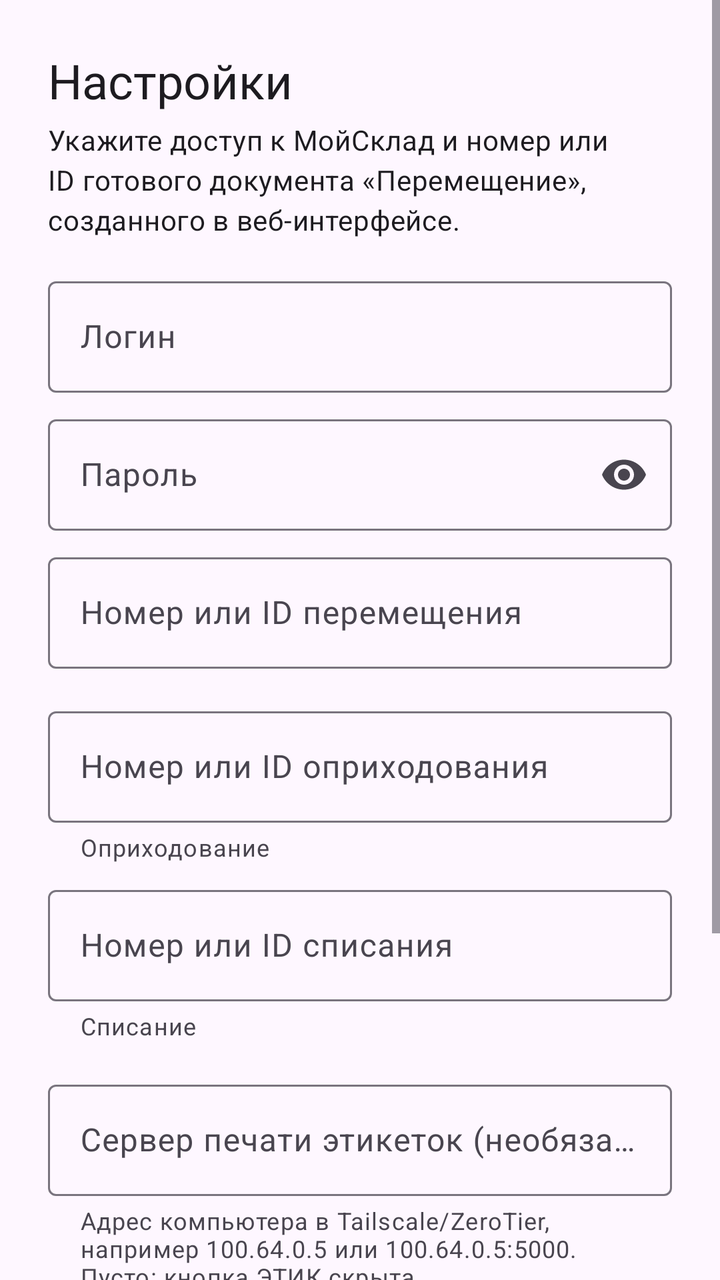
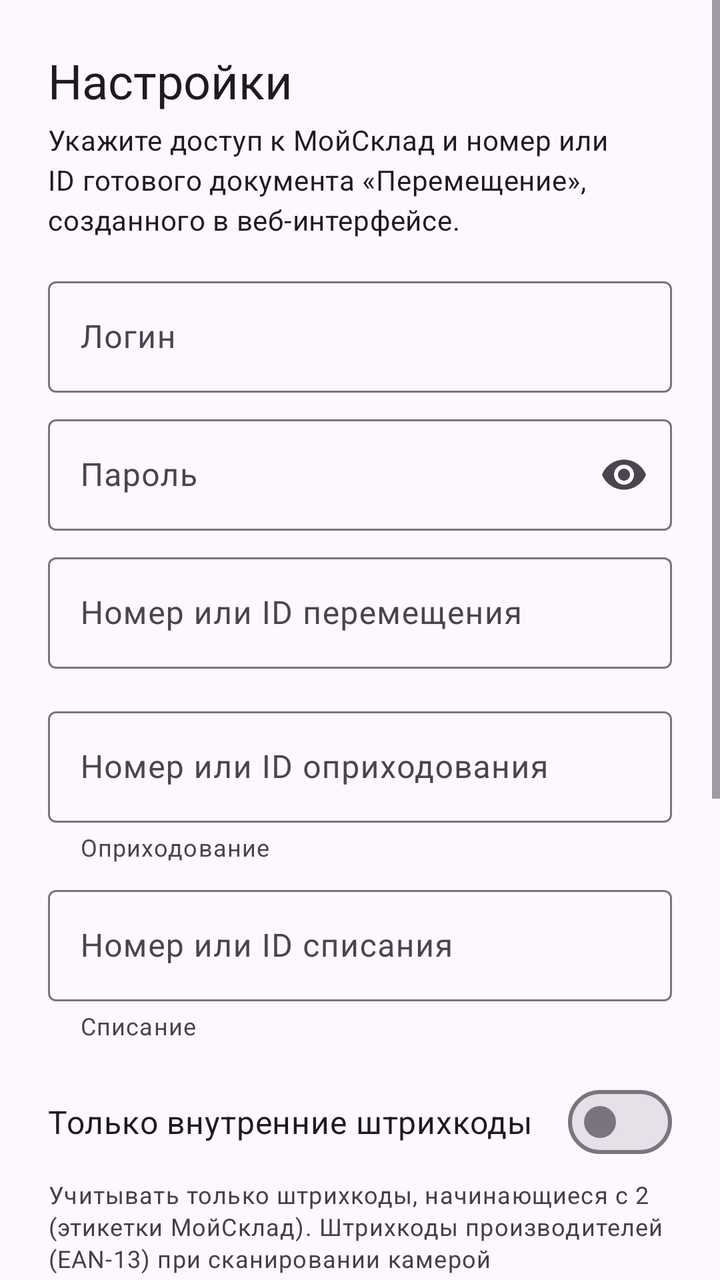

Compare the two renders of this Android layout. The source of the first and the diff that turns it into the second are given below.
<!-- AndroidManifest.xml: application theme Theme.MSklad -->
<!-- res/layout/activity_settings.xml -->
<?xml version="1.0" encoding="utf-8"?>
<ScrollView xmlns:android="http://schemas.android.com/apk/res/android"
    xmlns:app="http://schemas.android.com/apk/res-auto"
    android:layout_width="match_parent"
    android:layout_height="match_parent"
    android:fillViewport="true">

    <LinearLayout
        android:layout_width="match_parent"
        android:layout_height="wrap_content"
        android:orientation="vertical"
        android:padding="24dp">

        <TextView
            android:layout_width="match_parent"
            android:layout_height="wrap_content"
            android:layout_marginBottom="4dp"
            android:text="@string/settings_title"
            android:textAppearance="?attr/textAppearanceHeadlineSmall" />

        <TextView
            android:layout_width="match_parent"
            android:layout_height="wrap_content"
            android:layout_marginBottom="16dp"
            android:text="@string/settings_hint"
            android:textAppearance="?attr/textAppearanceBodyMedium" />

        <com.google.android.material.textfield.TextInputLayout
            android:id="@+id/loginLayout"
            android:layout_width="match_parent"
            android:layout_height="wrap_content"
            android:layout_marginBottom="8dp"
            android:hint="@string/login">

            <com.google.android.material.textfield.TextInputEditText
                android:id="@+id/loginEdit"
                android:layout_width="match_parent"
                android:layout_height="wrap_content"
                android:inputType="textEmailAddress"
                android:singleLine="true" />
        </com.google.android.material.textfield.TextInputLayout>

        <com.google.android.material.textfield.TextInputLayout
            android:id="@+id/passwordLayout"
            android:layout_width="match_parent"
            android:layout_height="wrap_content"
            android:layout_marginBottom="8dp"
            android:hint="@string/password"
            app:endIconMode="password_toggle">

            <com.google.android.material.textfield.TextInputEditText
                android:id="@+id/passwordEdit"
                android:layout_width="match_parent"
                android:layout_height="wrap_content"
                android:inputType="textPassword"
                android:singleLine="true" />
        </com.google.android.material.textfield.TextInputLayout>

        <com.google.android.material.textfield.TextInputLayout
            android:id="@+id/moveLayout"
            android:layout_width="match_parent"
            android:layout_height="wrap_content"
            android:layout_marginBottom="16dp"
            android:hint="@string/move_number_or_id">

            <com.google.android.material.textfield.TextInputEditText
                android:id="@+id/moveEdit"
                android:layout_width="match_parent"
                android:layout_height="wrap_content"
                android:inputType="text"
                android:singleLine="true" />
        </com.google.android.material.textfield.TextInputLayout>

        <com.google.android.material.textfield.TextInputLayout
            android:id="@+id/supplyLayout"
            android:layout_width="match_parent"
            android:layout_height="wrap_content"
            android:layout_marginBottom="8dp"
            android:hint="@string/supply_number_or_id"
            app:helperText="@string/doc_supply_title"
            app:helperTextEnabled="true">

            <com.google.android.material.textfield.TextInputEditText
                android:id="@+id/supplyEdit"
                android:layout_width="match_parent"
                android:layout_height="wrap_content"
                android:inputType="text"
                android:singleLine="true" />
        </com.google.android.material.textfield.TextInputLayout>

        <com.google.android.material.textfield.TextInputLayout
            android:id="@+id/lossLayout"
            android:layout_width="match_parent"
            android:layout_height="wrap_content"
            android:layout_marginBottom="16dp"
            android:hint="@string/loss_number_or_id"
            app:helperText="@string/doc_loss_title"
            app:helperTextEnabled="true">

            <com.google.android.material.textfield.TextInputEditText
                android:id="@+id/lossEdit"
                android:layout_width="match_parent"
                android:layout_height="wrap_content"
                android:inputType="text"
                android:singleLine="true" />
        </com.google.android.material.textfield.TextInputLayout>

        <com.google.android.material.textfield.TextInputLayout
            android:id="@+id/printServerLayout"
            android:layout_width="match_parent"
            android:layout_height="wrap_content"
            android:layout_marginBottom="16dp"
            android:hint="@string/print_server_hint"
            app:helperText="@string/print_server_helper"
            app:helperTextEnabled="true">

            <com.google.android.material.textfield.TextInputEditText
                android:id="@+id/printServerEdit"
                android:layout_width="match_parent"
                android:layout_height="wrap_content"
                android:inputType="textUri"
                android:singleLine="true" />
        </com.google.android.material.textfield.TextInputLayout>

        <Button
            android:id="@+id/startButton"
            android:layout_width="match_parent"
            android:layout_height="56dp"
            android:text="@string/start" />

        <com.google.android.material.button.MaterialButton
            android:id="@+id/offlineSyncButton"
            style="?attr/materialButtonOutlinedStyle"
            android:layout_width="match_parent"
            android:layout_height="56dp"
            android:layout_marginTop="12dp"
            android:text="@string/offline_sync_button" />

        <TextView
            android:id="@+id/offlineText"
            android:layout_width="match_parent"
            android:layout_height="wrap_content"
            android:layout_marginTop="8dp"
            android:text="@string/offline_empty"
            android:textAppearance="?attr/textAppearanceBodyMedium"
            android:textColor="@color/text_secondary" />

        <ProgressBar
            android:id="@+id/offlineProgress"
            style="?android:attr/progressBarStyle"
            android:layout_width="wrap_content"
            android:layout_height="wrap_content"
            android:layout_gravity="center_horizontal"
            android:layout_marginTop="8dp"
            android:visibility="gone" />

        <ProgressBar
            android:id="@+id/progress"
            style="?android:attr/progressBarStyle"
            android:layout_width="wrap_content"
            android:layout_height="wrap_content"
            android:layout_gravity="center_horizontal"
            android:layout_marginTop="16dp"
            android:visibility="gone" />

        <TextView
            android:id="@+id/errorText"
            android:layout_width="match_parent"
            android:layout_height="wrap_content"
            android:layout_marginTop="16dp"
            android:textColor="@color/error_red"
            android:textAppearance="?attr/textAppearanceBodyLarge"
            android:visibility="gone" />

        <TextView
            android:id="@+id/versionText"
            android:layout_width="match_parent"
            android:layout_height="wrap_content"
            android:layout_marginTop="24dp"
            android:gravity="center"
            android:textAppearance="?attr/textAppearanceBodySmall" />
    </LinearLayout>
</ScrollView>
<!-- resources referenced by this layout -->
<resources>
  <color name="error_red">#C62828</color>
  <color name="text_secondary">#FF424242</color>
  <string name="doc_loss_title">Списание</string>
  <string name="doc_supply_title">Оприходование</string>
  <string name="login">Логин</string>
  <string name="loss_number_or_id">Номер или ID списания</string>
  <string name="move_number_or_id">Номер или ID перемещения</string>
  <string name="offline_empty">Локальная копия ещё не загружена</string>
  <string name="offline_sync_button">Офлайн Синхронизация</string>
  <string name="password">Пароль</string>
  <string name="print_server_helper">Адрес компьютера в Tailscale/ZeroTier, например 100.64.0.5 или 100.64.0.5:5000. Пусто: кнопка ЭТИК скрыта.</string>
  <string name="print_server_hint">Сервер печати этикеток (необязательно)</string>
  <string name="settings_hint">Укажите доступ к МойСклад и номер или ID готового документа «Перемещение», созданного в веб-интерфейсе.</string>
  <string name="settings_title">Настройки</string>
  <string name="start">Начать</string>
  <string name="supply_number_or_id">Номер или ID оприходования</string>
  <style name="Theme.MSklad" parent="Theme.Material3.Light.NoActionBar" />
</resources>

<!-- the commit's change to res/layout/activity_settings.xml (unified diff, before → after) -->
@@ -105,6 +105,23 @@
                 android:singleLine="true" />
         </com.google.android.material.textfield.TextInputLayout>
 
+        <com.google.android.material.materialswitch.MaterialSwitch
+            android:id="@+id/internalBarcodeSwitch"
+            android:layout_width="match_parent"
+            android:layout_height="wrap_content"
+            android:layout_marginBottom="4dp"
+            android:minHeight="48dp"
+            android:text="@string/internal_barcodes_only"
+            android:textSize="16sp" />
+
+        <TextView
+            android:layout_width="match_parent"
+            android:layout_height="wrap_content"
+            android:layout_marginBottom="16dp"
+            android:text="@string/internal_barcodes_helper"
+            android:textAppearance="?attr/textAppearanceBodySmall"
+            android:textColor="@color/text_secondary" />
+
         <com.google.android.material.textfield.TextInputLayout
             android:id="@+id/printServerLayout"
             android:layout_width="match_parent"
<!-- resource entries referenced after the edit -->
@@ -4,6 +4,8 @@
   <color name="text_secondary">#FF424242</color>
   <string name="doc_loss_title">Списание</string>
   <string name="doc_supply_title">Оприходование</string>
+  <string name="internal_barcodes_helper">Учитывать только штрихкоды, начинающиеся с 2 (этикетки МойСклад). Штрихкоды производителей (EAN-13) при сканировании камерой игнорируются. Ручной ввод кода или артикула работает всегда.</string>
+  <string name="internal_barcodes_only">Только внутренние штрихкоды</string>
   <string name="login">Логин</string>
   <string name="loss_number_or_id">Номер или ID списания</string>
   <string name="move_number_or_id">Номер или ID перемещения</string>
